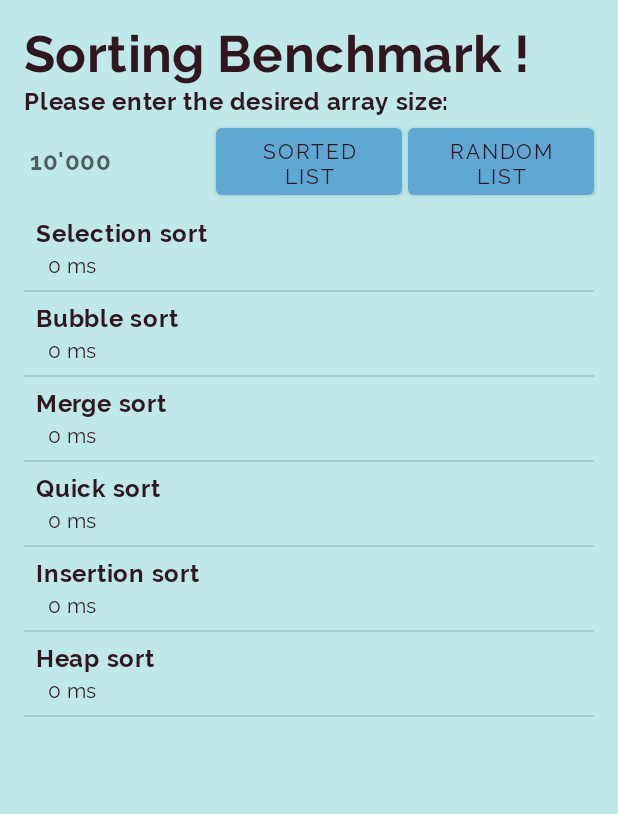
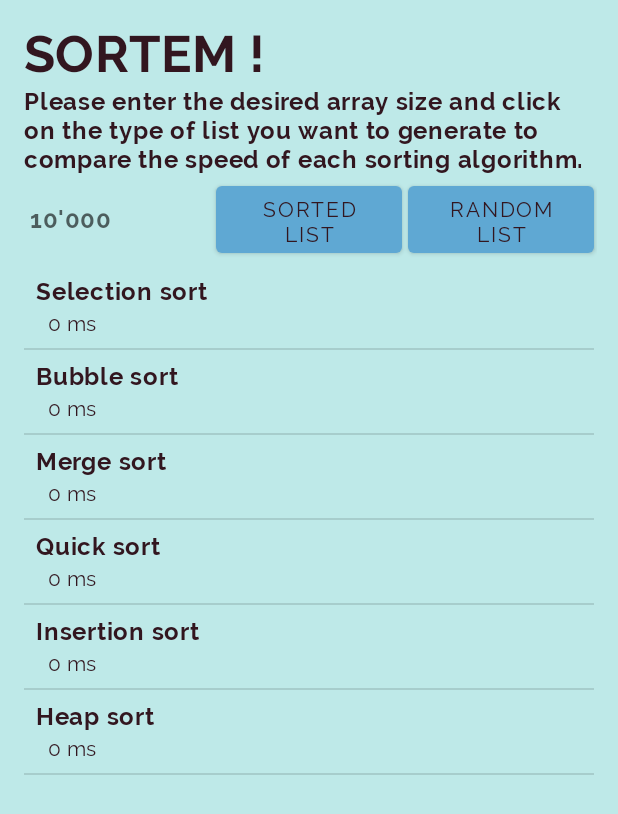
Before and after one commit to PierreBou91/SortingBenchmark, an Android app: the screen it shows after launch (MainActivity), on a phone screen of 412 x 824 dp. Shown: the top 814 px of the screen. Run offline under Robolectric (Android 15) with nearby library versions, the phone set to English and light mode, and no system bars.

Commit message:
Crash fix and upper bound + slight ui rework

```diff
--- a/app/src/main/res/values/strings.xml
+++ b/app/src/main/res/values/strings.xml
@@ -1,7 +1,7 @@
 <resources>
-    <string name="app_name">Sorting Benchmark</string>
-    <string name="title">Sorting Benchmark !</string>
-    <string name="selectArraySize">Please enter the desired array size:</string>
+    <string name="app_name">Sortem</string>
+    <string name="title">SORTEM !</string>
+    <string name="selectArraySize">Please enter the desired array size and click on the type of list you want to generate to compare the speed of each sorting algorithm.</string>
     <string name="hint">10\'000</string>
     <string name="sortedButton">Sorted list</string>
     <string name="unsortedButton">Random list</string>
```
Also changed, not shown: app/src/main/java/com/emergence/sortingbenchmark/MainActivity.kt (+12 -2 lines).
